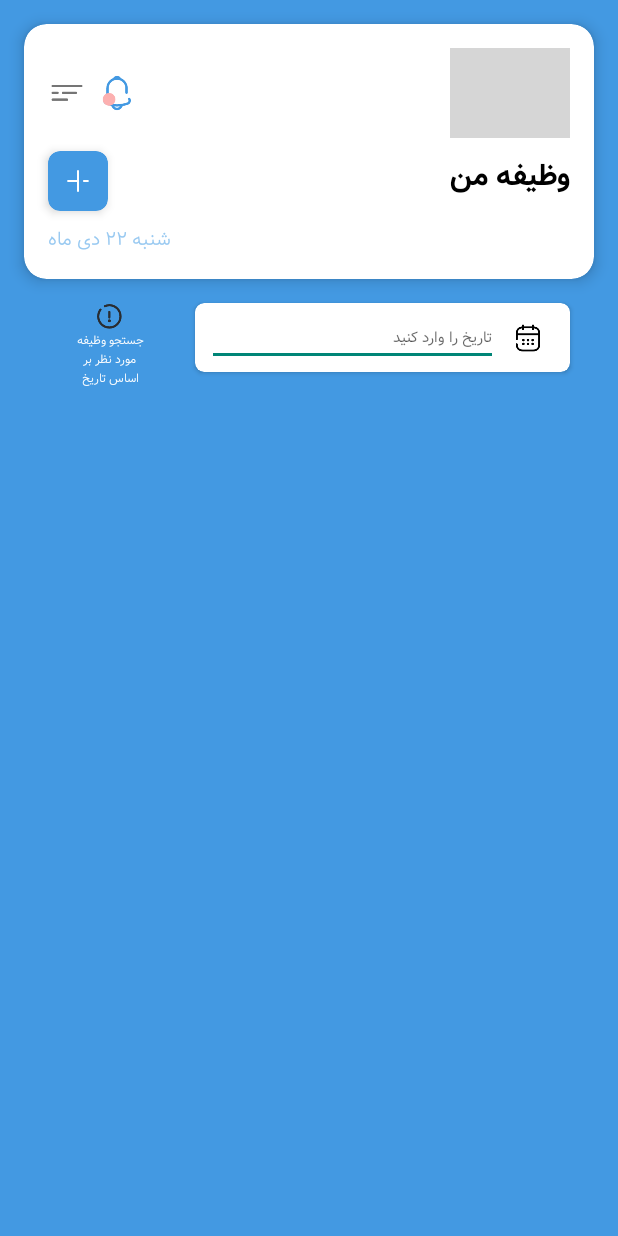
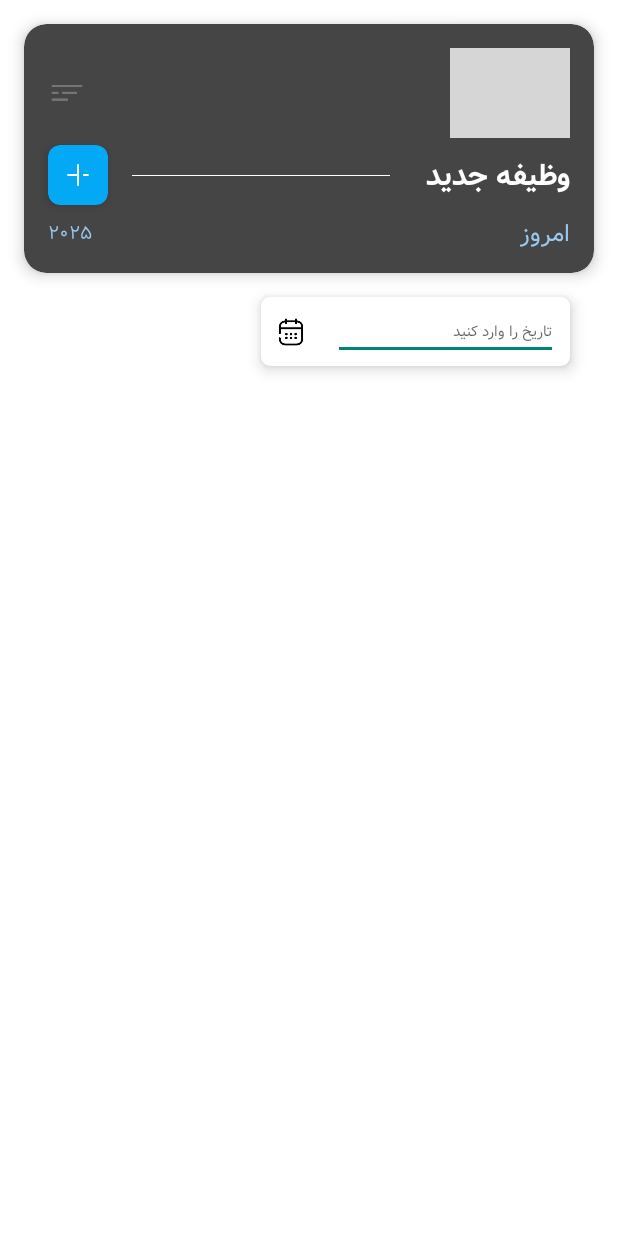
Before and after one commit to behnamUix2024/Karsaz, an Android app: the screen it shows after launch (MainActivity), on a phone screen of 412 x 824 dp. Run offline under Robolectric (Android 15) with nearby library versions, the phone set to English and light mode, and no system bars; libraries missing offline, so code that uses them is left out: ir.hamsaa.persiandatepicker; pictures from the network do not load; grey boxes are pictures that could not be loaded.

Commit message:
1403/11/08

```diff
--- a/app/src/main/java/com/behnamuix/karsaz/MVP/presenter/PresenterMainActivity.kt
+++ b/app/src/main/java/com/behnamuix/karsaz/MVP/presenter/PresenterMainActivity.kt
@@ -17,6 +17,6 @@ class PresenterMainActivity(
         view.loadProfile()
     }
     fun showCalander(){
-        view.loadCalendarWeek()
+        view.loadCalendar()
     }
 }
--- a/app/src/main/java/com/behnamuix/karsaz/MVP/view/ViewMainActivity.kt
+++ b/app/src/main/java/com/behnamuix/karsaz/MVP/view/ViewMainActivity.kt
@@ -1,13 +1,16 @@
 package com.behnamuix.karsaz.MVP.view
 
-import android.R.attr.typeface
+
 import android.content.ContentValues.TAG
 import android.content.Context
 import android.graphics.Color
+import android.graphics.Typeface
 import android.util.Log
 import android.view.LayoutInflater
+import android.view.inputmethod.InputMethodManager
 import android.widget.FrameLayout
 import android.widget.Toast
+import com.behnamuix.karsaz.R
 import com.behnamuix.karsaz.databinding.ActivityMainBinding
 import com.bumptech.glide.Glide
 import ir.hamsaa.persiandatepicker.PersianDatePickerDialog
@@ -15,41 +18,46 @@ import ir.hamsaa.persiandatepicker.api.PersianPickerDate
 import ir.hamsaa.persiandatepicker.api.PersianPickerListener
 import ir.hamsaa.persiandatepicker.util.PersianCalendarUtils
 import org.threeten.bp.LocalDate
+import java.util.Calendar
 
 
 class ViewMainActivity(
     context: Context
 ) : FrameLayout(context) {
     val binding = ActivityMainBinding.inflate(LayoutInflater.from(context))
-
     private val selectedDates = mutableSetOf<LocalDate>()
     fun loadProfile() {
-
+        var calendar=Calendar.getInstance()
+        binding.tvTodayDate.text=calendar.get(Calendar.YEAR).toString()
         val URl = "http://www.behnamuix2024.com/img/profile.png"
         Glide
             .with(this)
             .load(URl)
             .into(binding.imgProfile)
 
-        Toast.makeText(context,"\uD83D\uDCCCtest001",Toast.LENGTH_LONG).show()
-
-
+        Toast.makeText(context, "✅ test001", Toast.LENGTH_SHORT).show()
 
 
     }
-    fun loadCalendarWeek(){
 
+    fun loadCalendar() {
+        Toast.makeText(context, "✅ test002  ", Toast.LENGTH_SHORT).show()
+
+        binding.imgDate.setOnClickListener() {
             val picker = PersianDatePickerDialog(context)
             picker.setPositiveButtonString("باشه")
+                .setActionTextColor(resources.getColor(R.color.color_b))
+                .setTodayTextSize(20)
                 .setNegativeButton("بیخیال")
                 .setTodayButton("امروز")
+
                 .setTodayButtonVisible(true)
                 .setMinYear(1300)
                 .setMaxYear(PersianDatePickerDialog.THIS_YEAR)
                 .setMaxMonth(PersianDatePickerDialog.THIS_MONTH)
                 .setMaxDay(PersianDatePickerDialog.THIS_DAY)
                 .setInitDate(1377, 1, 31)
-            .setActionTextColor(Color.GRAY)
+                .setActionTextColor(resources.getColor(R.color.color_b))
                 .setTitleType(PersianDatePickerDialog.WEEKDAY_DAY_MONTH_YEAR)
                 .setShowInBottomSheet(true)
                 .setListener(object : PersianPickerListener {
@@ -70,25 +78,24 @@ class ViewMainActivity(
                                 persianPickerDate.persianYear
                             )
                         ) //true
-                    Toast.makeText(
-                        context,
-                        persianPickerDate.persianYear.toString() + "/" + persianPickerDate.persianMonth + "/" + persianPickerDate.persianDay,
-                        Toast.LENGTH_SHORT
-                    ).show()
+                        var date = persianPickerDate.persianYear.toString() + "/" +
+                                persianPickerDate.persianMonth.toString() + "/" +
+                                persianPickerDate.persianDay.toString()
+                        binding.etDate.setText(date)
+
                     }
 
                     override fun onDismissed() {
+                        Toast.makeText(context, "تاریخ انتخاب شد", Toast.LENGTH_SHORT).show()
                     }
                 })
 
             picker.show()
 
+        }
+
 
     }
 
 
-
-
-
-
 }
--- /dev/null
+++ b/app/src/main/res/drawable/bg_grad.xml
@@ -0,0 +1,4 @@
+<?xml version="1.0" encoding="utf-8"?>
+<shape android:shape="rectangle" xmlns:android="http://schemas.android.com/apk/res/android">
+<gradient android:startColor="#535353" android:centerColor="#414345" />
+</shape>
--- a/app/src/main/res/layout/activity_main.xml
+++ b/app/src/main/res/layout/activity_main.xml
@@ -1,15 +1,12 @@
 <?xml version="1.0" encoding="utf-8"?>
-<FrameLayout xmlns:android="http://schemas.android.com/apk/res/android"
+    <androidx.constraintlayout.widget.ConstraintLayout
+        xmlns:android="http://schemas.android.com/apk/res/android"
         xmlns:app="http://schemas.android.com/apk/res-auto"
         xmlns:tools="http://schemas.android.com/tools"
         android:layout_width="match_parent"
         android:layout_height="match_parent"
-    android:background="@color/color_b"
+        android:background="#FFFFFF"
         tools:context=".ui.activity.MainActivity">
-
-    <androidx.constraintlayout.widget.ConstraintLayout
-        android:layout_width="match_parent"
-        android:layout_height="match_parent">
 
     <androidx.cardview.widget.CardView
         android:id="@+id/cardView"
@@ -18,7 +15,7 @@
         android:layout_marginStart="16dp"
         android:layout_marginTop="16dp"
         android:layout_marginEnd="16dp"
-            app:cardBackgroundColor="@color/white"
+        app:cardBackgroundColor="#454545"
         app:cardCornerRadius="15dp"
         app:cardElevation="6dp"
         app:layout_constraintBottom_toBottomOf="parent"
@@ -30,18 +27,6 @@
         <androidx.constraintlayout.widget.ConstraintLayout
             android:layout_width="match_parent"
             android:layout_height="match_parent">
-
-                <ImageView
-                    android:id="@+id/imageView2"
-                    android:layout_width="25dp"
-                    android:layout_height="25dp"
-                    android:layout_marginStart="8dp"
-                    app:layout_constraintBottom_toBottomOf="@+id/imageView"
-                    app:layout_constraintEnd_toStartOf="@+id/img_profile"
-                    app:layout_constraintHorizontal_bias="0.0"
-                    app:layout_constraintStart_toEndOf="@+id/imageView"
-                    app:layout_constraintTop_toTopOf="@+id/imageView"
-                    app:srcCompat="@drawable/notification" />
 
             <ImageView
                 android:id="@+id/imageView"
@@ -68,7 +53,8 @@
                 app:layout_constraintHorizontal_bias="1.0"
                 app:layout_constraintStart_toStartOf="parent"
                 app:layout_constraintTop_toTopOf="parent"
-                    app:layout_constraintVertical_bias="0.0" />
+                app:layout_constraintVertical_bias="0.0"
+                tools:srcCompat="@drawable/profile" />
 
             <TextView
                 android:id="@+id/textView"
@@ -77,7 +63,7 @@
                 android:layout_marginTop="8dp"
                 android:fontFamily="@font/vazir_bold"
                 android:text="@string/my_task"
-                    android:textColor="@color/black"
+                android:textColor="#FFFFFF"
                 android:textSize="@dimen/h5"
                 app:layout_constraintBottom_toBottomOf="parent"
                 app:layout_constraintEnd_toEndOf="@+id/img_profile"
@@ -86,11 +72,24 @@
                 app:layout_constraintTop_toBottomOf="@+id/img_profile"
                 app:layout_constraintVertical_bias="0.0" />
 
+            <TextView
+                android:id="@+id/textView3"
+                android:layout_width="wrap_content"
+                android:layout_height="wrap_content"
+                android:fontFamily="@font/vazir_fd_wol"
+                android:text="امروز"
+                android:textColor="@color/color_a"
+                android:textSize="@dimen/p"
+                app:layout_constraintBottom_toBottomOf="@+id/tv_today_date"
+                app:layout_constraintEnd_toEndOf="@+id/textView"
+                app:layout_constraintHorizontal_bias="1.0"
+                app:layout_constraintStart_toStartOf="@+id/textView"
+                app:layout_constraintTop_toTopOf="@+id/tv_today_date" />
+
             <androidx.cardview.widget.CardView
                 android:id="@+id/card_add"
                 android:layout_width="40dp"
                 android:layout_height="40dp"
-                    android:layout_marginTop="8dp"
                 app:cardBackgroundColor="@color/color_b"
                 app:cardCornerRadius="8dp"
                 app:cardElevation="4dp"
@@ -125,6 +124,18 @@
                 app:layout_constraintTop_toBottomOf="@+id/card_add"
                 app:layout_constraintVertical_bias="0.0" />
 
+            <View
+                android:id="@+id/view"
+                android:layout_width="0dp"
+                android:layout_height="0.5dp"
+                android:layout_marginStart="16dp"
+                android:layout_marginEnd="24dp"
+                android:background="@color/white"
+                app:layout_constraintBottom_toBottomOf="@+id/textView"
+                app:layout_constraintEnd_toStartOf="@+id/textView"
+                app:layout_constraintStart_toEndOf="@+id/card_add"
+                app:layout_constraintTop_toTopOf="@+id/textView" />
+
         </androidx.constraintlayout.widget.ConstraintLayout>
 
 
@@ -132,12 +143,12 @@
 
     <androidx.cardview.widget.CardView
         android:id="@+id/cardView2"
-            android:layout_width="250dp"
-            android:layout_height="46dp"
-            android:layout_marginStart="8dp"
+        android:layout_width="wrap_content"
+        android:layout_height="wrap_content"
         android:layout_marginTop="16dp"
         android:layout_marginEnd="16dp"
         app:cardCornerRadius="6dp"
+        app:cardElevation="6dp"
         app:layout_constraintBottom_toBottomOf="parent"
         app:layout_constraintEnd_toEndOf="@+id/cardView"
         app:layout_constraintHorizontal_bias="1.0"
@@ -150,65 +161,40 @@
             android:layout_height="match_parent">
 
             <ImageView
-                    android:id="@+id/imageView4"
+                android:id="@+id/img_date"
                 android:layout_width="24dp"
                 android:layout_height="20dp"
-                    android:layout_marginEnd="16dp"
-                    app:tint="#000000"
+                android:layout_marginStart="8dp"
+                android:layout_marginEnd="8dp"
                 app:layout_constraintBottom_toBottomOf="parent"
-                    app:layout_constraintEnd_toEndOf="parent"
+                app:layout_constraintEnd_toStartOf="@+id/et_date"
                 app:layout_constraintHorizontal_bias="1.0"
                 app:layout_constraintStart_toStartOf="parent"
                 app:layout_constraintTop_toTopOf="parent"
-                    app:srcCompat="@drawable/calendar" />
+                app:srcCompat="@drawable/calendar"
+                app:tint="#000000" />
 
             <EditText
-                    android:id="@+id/editTextDate"
-                    android:layout_width="0dp"
+                android:id="@+id/et_date"
+                android:layout_width="150dp"
                 android:layout_height="wrap_content"
                 android:layout_marginStart="8dp"
-                    android:layout_marginTop="16dp"
+                android:layout_marginTop="4dp"
                 android:layout_marginEnd="8dp"
-                    android:layout_marginBottom="16dp"
+                android:layout_marginBottom="4dp"
                 android:ems="10"
                 android:fontFamily="@font/vazir_fd_wol"
                 android:hint="@string/date_input_lbl"
-                    android:inputType="date"
+                android:inputType="text"
+                android:textColor="#000000"
+                android:textDirection="rtl"
                 android:textSize="10sp"
                 app:layout_constraintBottom_toBottomOf="parent"
-                    app:layout_constraintEnd_toStartOf="@+id/imageView4"
-                    app:layout_constraintStart_toStartOf="parent"
+                app:layout_constraintEnd_toEndOf="parent"
+                app:layout_constraintStart_toEndOf="@+id/img_date"
                 app:layout_constraintTop_toTopOf="parent" />
         </androidx.constraintlayout.widget.ConstraintLayout>
 
     </androidx.cardview.widget.CardView>
 
-        <ImageView
-            android:id="@+id/imageView5"
-            android:layout_width="18dp"
-            android:layout_height="18dp"
-            app:layout_constraintEnd_toStartOf="@+id/cardView2"
-            app:layout_constraintStart_toStartOf="@+id/cardView"
-            app:layout_constraintTop_toTopOf="@+id/cardView2"
-            app:srcCompat="@drawable/info" />
-
-        <TextView
-            android:id="@+id/textView2"
-            android:layout_width="wrap_content"
-            android:layout_height="wrap_content"
-            android:ems="4"
-            android:fontFamily="@font/vazir_light"
-            android:gravity="center"
-            android:layoutDirection="rtl"
-            android:text="@string/lbl_info_date"
-            android:textColor="#FFFFFF"
-            android:textSize="8sp"
-            app:layout_constraintBottom_toBottomOf="parent"
-            app:layout_constraintEnd_toEndOf="@+id/imageView5"
-            app:layout_constraintStart_toStartOf="@+id/imageView5"
-            app:layout_constraintTop_toBottomOf="@+id/imageView5"
-            app:layout_constraintVertical_bias="0.0" />
-
 </androidx.constraintlayout.widget.ConstraintLayout>
-
-</FrameLayout>
--- /dev/null
+++ b/app/src/main/res/layout/list_item.xml
@@ -0,0 +1,6 @@
+<?xml version="1.0" encoding="utf-8"?>
+<androidx.constraintlayout.widget.ConstraintLayout xmlns:android="http://schemas.android.com/apk/res/android"
+    android:layout_width="match_parent"
+    android:layout_height="match_parent">
+
+</androidx.constraintlayout.widget.ConstraintLayout>
--- a/app/src/main/res/values/colors.xml
+++ b/app/src/main/res/values/colors.xml
@@ -9,7 +9,7 @@
     <color name="white">#FFFFFFFF</color>
 
     <color name="color_a">#98C9F1</color>
-    <color name="color_b">#4399E2</color>
+    <color name="color_b">#03A9F4</color>
     <color name="color_c">#757575</color>
     <color name="color_d">#FCB0B0</color>
 
--- a/app/src/main/res/values/strings.xml
+++ b/app/src/main/res/values/strings.xml
@@ -5,7 +5,7 @@
     <string name="splash_ver">1.0.0</string>
     <!-- TODO: Remove or change this placeholder text -->
     <string name="hello_blank_fragment">Hello blank fragment</string>
-    <string name="my_task">وظیفه من</string>
+    <string name="my_task">وظیفه جدید</string>
     <string name="today_date">شنبه 22 دی ماه</string>
     <string name="date_input_lbl">تاریخ را وارد کنید</string>
     <string name="lbl_info_date">جستجو وظیفه مورد نظر بر اساس تاریخ</string>
--- a/app/src/main/res/values/themes.xml
+++ b/app/src/main/res/values/themes.xml
@@ -1,5 +1,16 @@
 <?xml version="1.0" encoding="utf-8"?>
 <resources>
 
-    <style name="Theme.KarSaz" parent="android:Theme.Material.Light.NoActionBar" />
+    <style name="Theme.KarSaz" parent="android:Theme.Material.Light.NoActionBar">
+        <item name="numberPickerTheme">@style/customNumberPicker</item>
+    </style>
+    <style name="customNumberPicker">
+        <!-- use this for text color -->
+        <item name="android:textColorPrimary">@android:color/holo_green_dark</item>
+
+        <!-- use this for divider color -->
+        <item name="colorControlNormal">@android:color/holo_purple</item>
+        <item name="fontFamily">@font/vazir_medium</item>
+        <item name="android:textSize">@dimen/h1</item>
+    </style>
 </resources>
```
Lines whose indentation alone changed are shown as unchanged.
